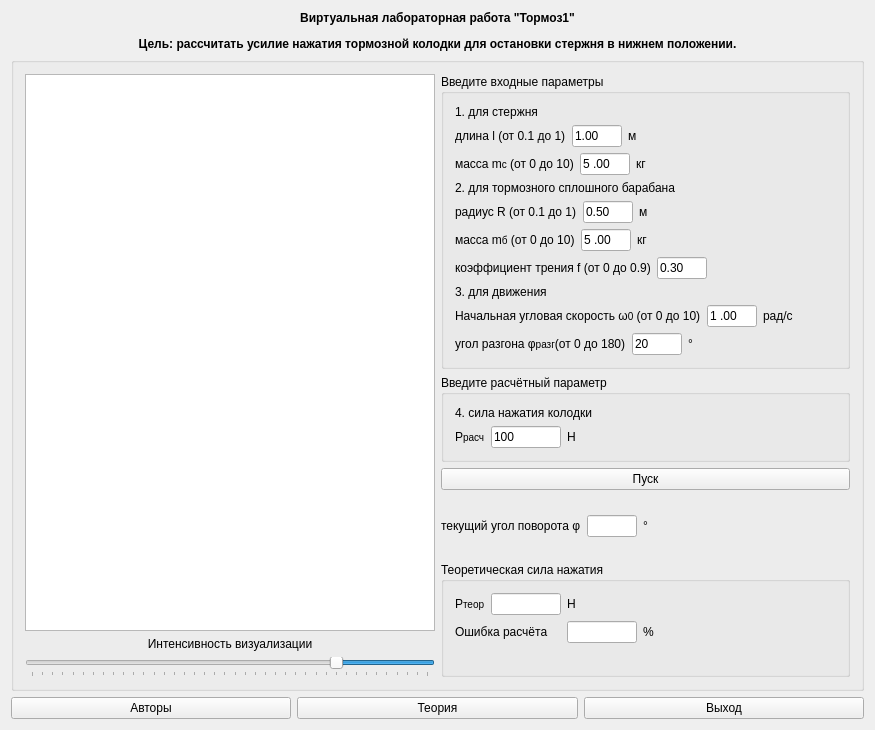
This is mainwindow.ui in mmaulwurff/mech-brake1 as Qt 5 draws it before an edit. The edited form follows.
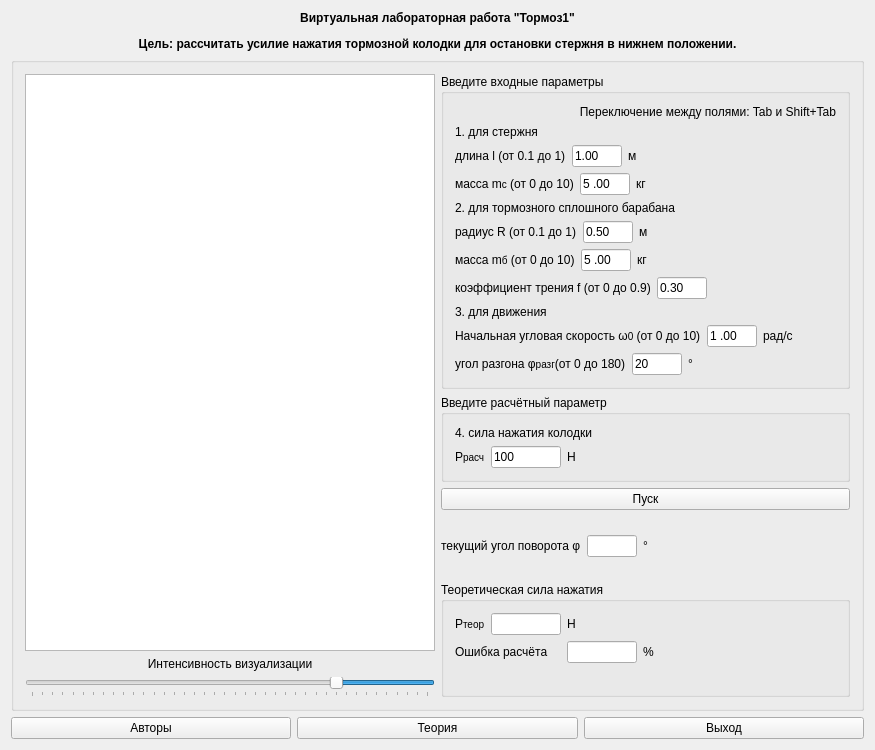
This is the edited form. Icons and pictures are not drawn.

Patch:
```diff
--- a/mainwindow.ui
+++ b/mainwindow.ui
@@ -7,7 +7,7 @@
     <x>0</x>
     <y>0</y>
     <width>875</width>
-    <height>730</height>
+    <height>750</height>
    </rect>
   </property>
   <property name="windowTitle">
@@ -121,6 +121,16 @@
             <string>Введите входные параметры</string>
            </property>
            <layout class="QVBoxLayout" name="verticalLayout_5">
+            <item>
+             <widget class="QLabel" name="label_28">
+              <property name="text">
+               <string>Переключение между полями: Tab и Shift+Tab</string>
+              </property>
+              <property name="alignment">
+               <set>Qt::AlignRight|Qt::AlignTrailing|Qt::AlignVCenter</set>
+              </property>
+             </widget>
+            </item>
             <item>
              <widget class="QLabel" name="label_3">
               <property name="text">
```
